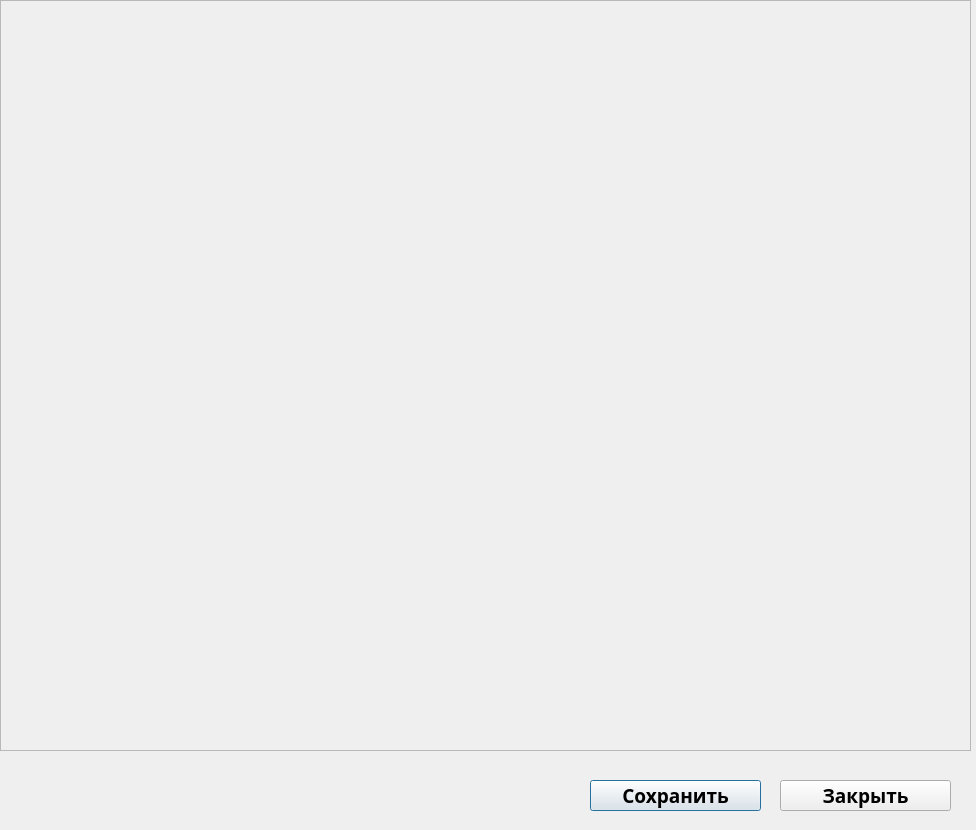
Pro100Miner/MathStability, file src/ui_files/report.ui: the form before one commit.
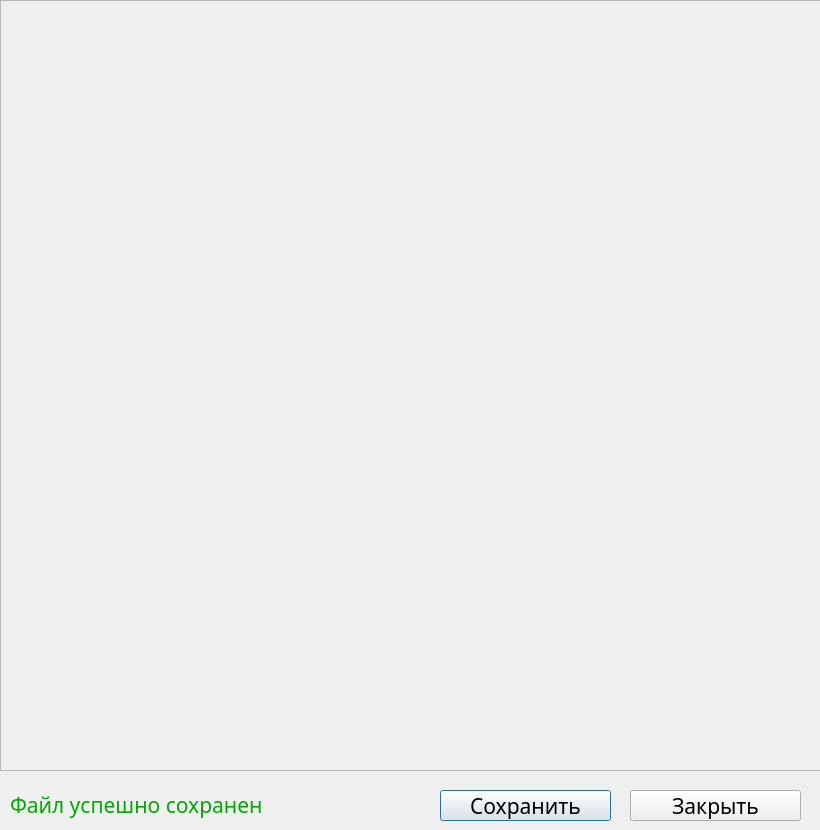
The form after the commit. Icons and pictures are not drawn.

What changed in the file:
```diff
--- a/src/ui_files/report.ui
+++ b/src/ui_files/report.ui
@@ -6,7 +6,7 @@
    <rect>
     <x>0</x>
     <y>0</y>
-    <width>976</width>
+    <width>820</width>
     <height>830</height>
    </rect>
   </property>
@@ -34,55 +34,25 @@
   <property name="windowTitle">
    <string>Отчет</string>
   </property>
-  <widget class="QScrollArea" name="scrollArea">
-   <property name="geometry">
-    <rect>
-     <x>0</x>
-     <y>0</y>
-     <width>971</width>
-     <height>751</height>
-    </rect>
-   </property>
-   <property name="widgetResizable">
-    <bool>true</bool>
-   </property>
-   <widget class="QWidget" name="scrollAreaWidgetContents">
-    <property name="geometry">
-     <rect>
-      <x>0</x>
-      <y>0</y>
-      <width>969</width>
-      <height>749</height>
-     </rect>
-    </property>
-    <widget class="QWidget" name="verticalLayoutWidget">
-     <property name="geometry">
-      <rect>
-       <x>2</x>
-       <y>0</y>
-       <width>971</width>
-       <height>751</height>
-      </rect>
-     </property>
-     <layout class="QVBoxLayout" name="verticalLayout"/>
-    </widget>
-   </widget>
-  </widget>
+  <property name="windowIcon">
+   <iconset>
+    <normaloff>../images/MathStab.png</normaloff>../images/MathStab.png</iconset>
+  </property>
   <widget class="QPushButton" name="pushButton">
    <property name="geometry">
     <rect>
-     <x>590</x>
-     <y>780</y>
+     <x>440</x>
+     <y>790</y>
      <width>171</width>
      <height>31</height>
     </rect>
    </property>
    <property name="font">
     <font>
-     <family>Open Sans Condensed SemiBold</family>
-     <pointsize>14</pointsize>
-     <weight>75</weight>
-     <bold>true</bold>
+     <family>CMU Serif</family>
+     <pointsize>16</pointsize>
+     <weight>50</weight>
+     <bold>false</bold>
     </font>
    </property>
    <property name="text">
@@ -92,24 +62,65 @@
   <widget class="QPushButton" name="pushButton_2">
    <property name="geometry">
     <rect>
-     <x>780</x>
-     <y>780</y>
+     <x>630</x>
+     <y>790</y>
      <width>171</width>
      <height>31</height>
     </rect>
    </property>
    <property name="font">
     <font>
-     <family>Open Sans Condensed SemiBold</family>
-     <pointsize>14</pointsize>
-     <weight>75</weight>
-     <bold>true</bold>
+     <family>CMU Serif</family>
+     <pointsize>16</pointsize>
+     <weight>50</weight>
+     <bold>false</bold>
     </font>
    </property>
    <property name="text">
     <string>Закрыть</string>
    </property>
   </widget>
+  <widget class="QFrame" name="frame">
+   <property name="geometry">
+    <rect>
+     <x>0</x>
+     <y>0</y>
+     <width>821</width>
+     <height>771</height>
+    </rect>
+   </property>
+   <property name="frameShape">
+    <enum>QFrame::StyledPanel</enum>
+   </property>
+   <property name="frameShadow">
+    <enum>QFrame::Raised</enum>
+   </property>
+  </widget>
+  <widget class="QLabel" name="label">
+   <property name="enabled">
+    <bool>true</bool>
+   </property>
+   <property name="geometry">
+    <rect>
+     <x>10</x>
+     <y>790</y>
+     <width>411</width>
+     <height>31</height>
+    </rect>
+   </property>
+   <property name="font">
+    <font>
+     <family>CMU Serif</family>
+     <pointsize>16</pointsize>
+    </font>
+   </property>
+   <property name="focusPolicy">
+    <enum>Qt::NoFocus</enum>
+   </property>
+   <property name="text">
+    <string>&lt;html&gt;&lt;head/&gt;&lt;body&gt;&lt;p&gt;&lt;span style=&quot; color:#00aa00;&quot;&gt;Файл успешно сохранен&lt;/span&gt;&lt;/p&gt;&lt;/body&gt;&lt;/html&gt;</string>
+   </property>
+  </widget>
  </widget>
  <resources/>
  <connections/>
```
